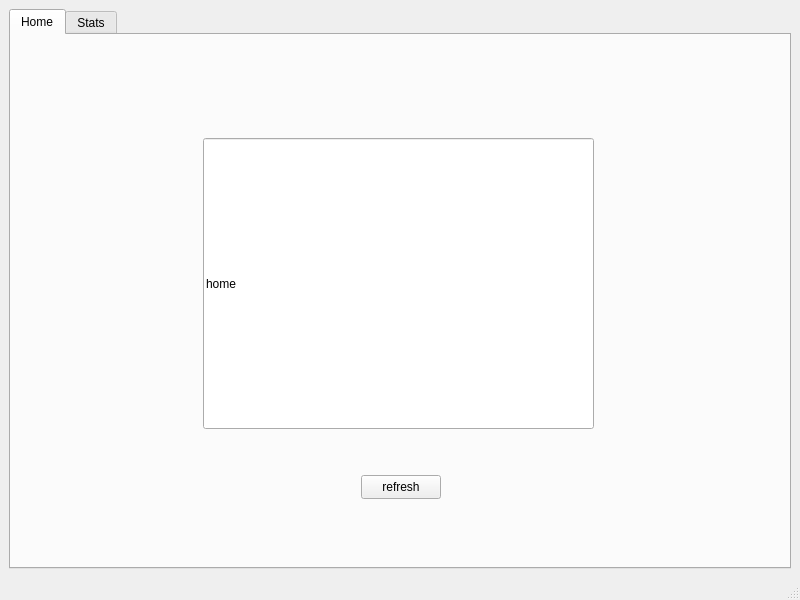
This is mainwindow.ui in lucastmah/NWHacks2022 as Qt 5 draws it before an edit. The edited form follows.
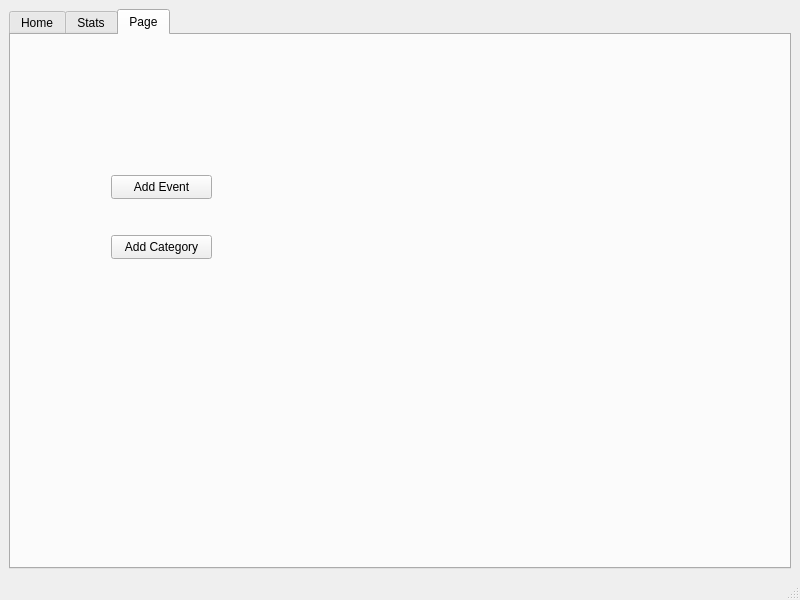
This is the edited form.

Commit message: Create add category dialogue window

```diff
--- a/mainwindow.ui
+++ b/mainwindow.ui
@@ -19,7 +19,7 @@
     <item>
      <widget class="QTabWidget" name="tabWidget">
       <property name="currentIndex">
-       <number>0</number>
+       <number>2</number>
       </property>
       <widget class="QWidget" name="home">
        <attribute name="title">
@@ -83,6 +83,37 @@
         </property>
        </widget>
       </widget>
+      <widget class="QWidget" name="tab">
+       <attribute name="title">
+        <string>Page</string>
+       </attribute>
+       <widget class="QPushButton" name="addEventButton">
+        <property name="geometry">
+         <rect>
+          <x>100</x>
+          <y>140</y>
+          <width>101</width>
+          <height>24</height>
+         </rect>
+        </property>
+        <property name="text">
+         <string>Add Event</string>
+        </property>
+       </widget>
+       <widget class="QPushButton" name="addCatButton">
+        <property name="geometry">
+         <rect>
+          <x>100</x>
+          <y>200</y>
+          <width>101</width>
+          <height>24</height>
+         </rect>
+        </property>
+        <property name="text">
+         <string>Add Category</string>
+        </property>
+       </widget>
+      </widget>
      </widget>
     </item>
    </layout>
@@ -99,14 +130,6 @@
   </widget>
   <widget class="QStatusBar" name="statusbar"/>
  </widget>
- <customwidgets>
-  <customwidget>
-   <class>PieChartWidget</class>
-   <extends>QWidget</extends>
-   <header>piechartwidget.h</header>
-   <container>1</container>
-  </customwidget>
- </customwidgets>
  <resources/>
  <connections/>
 </ui>
```
Left out of the diff: 1 changed line with no effect on the pictures. The commit also changes 7 other files.
